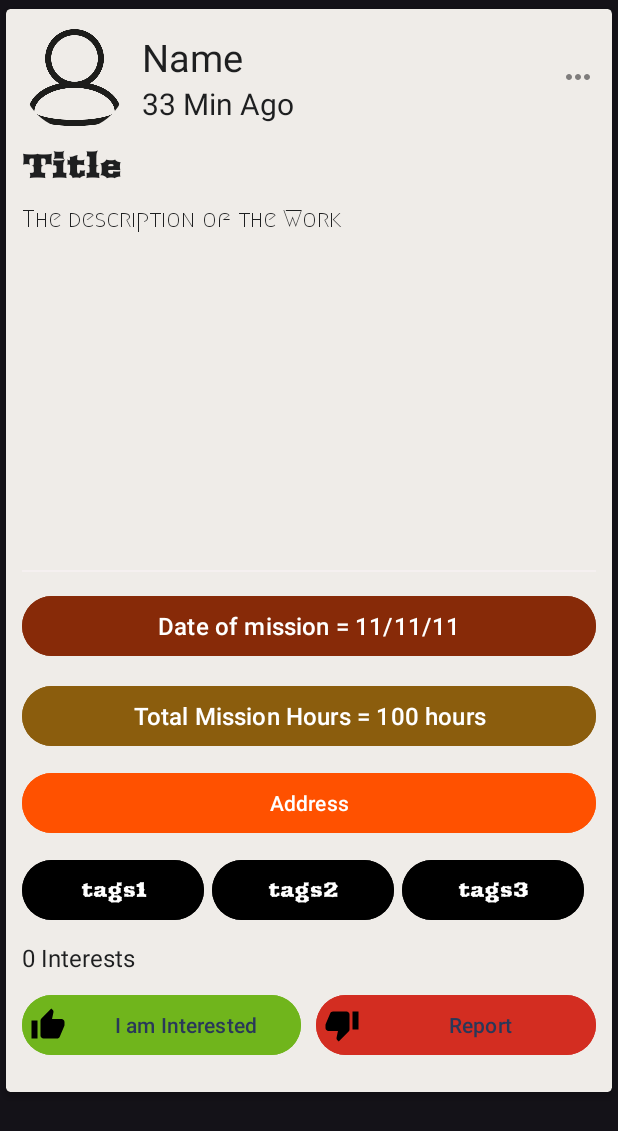
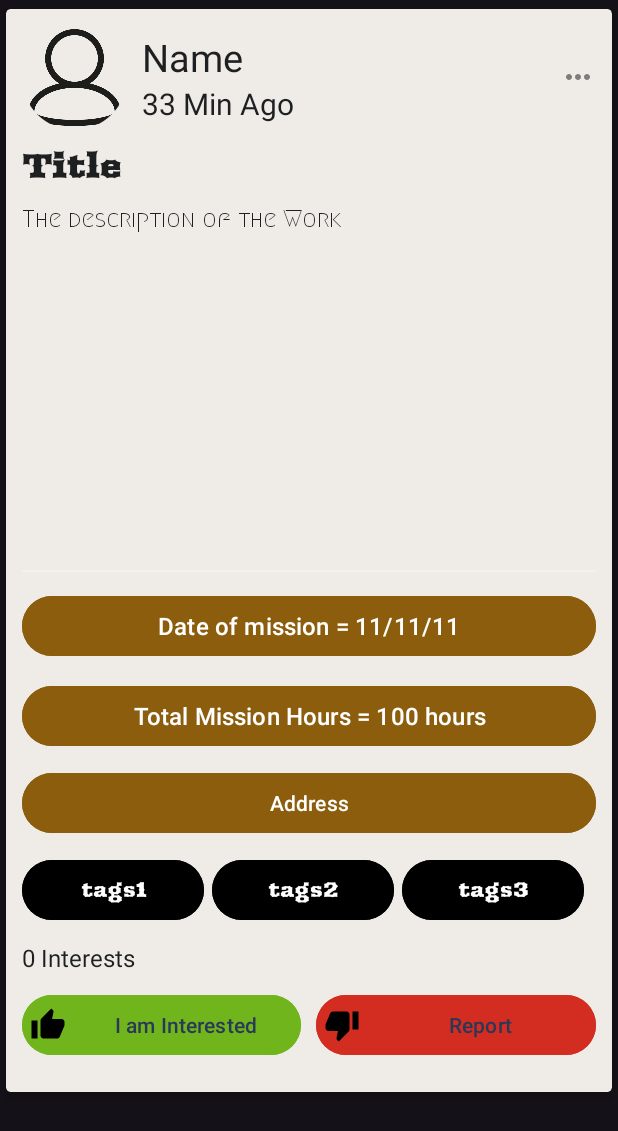
Before and after one commit to fourhaan/CosmicLink, an Android app: the layout row_posts.xml on its own in the app's theme, with its tools: preview values and no code run, on a phone screen of 412 x 824 dp. Shown: the top 1131 px of the screen. Run offline under Robolectric (Android 15) with nearby library versions, the phone set to English and light mode, and no system bars; Roboto replaces fonts that are not available here.

Commit message:
Design XML

```diff
--- a/app/src/main/res/layout/row_posts.xml
+++ b/app/src/main/res/layout/row_posts.xml
@@ -99,7 +99,7 @@
             android:layout_marginTop="12dp"
             android:textColor="@color/white"
             android:text="Date of mission = 11/11/11"
-            android:backgroundTint="#872A08"
+            android:backgroundTint="#8B5D0D"
             android:textSize="16dp"/>
 
         <Button
@@ -118,7 +118,7 @@
             android:layout_marginTop="10dp"
             android:layout_marginBottom="10dp"
             android:textColor="@color/white"
-            android:backgroundTint="#FF5100"
+            android:backgroundTint="#8B5D0D"
             android:id="@+id/address_show"/>
 
         <LinearLayout
```
